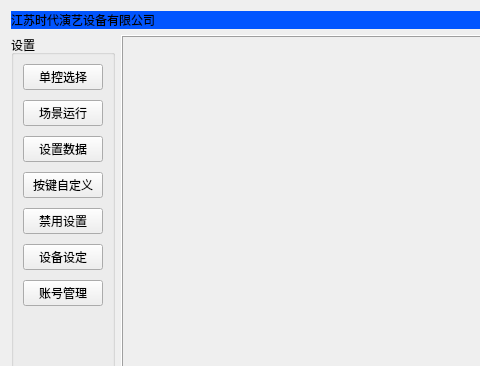
Old version of the form ui/mainwindow.ui in the repository niuyuxin/touchScreen; both pictures show x 0 to 480 and y 0 to 366 of the 826 by 577 pixel window.
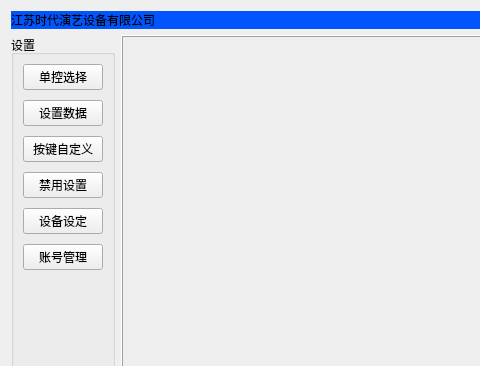
New version of the form.

```diff
--- a/ui/mainwindow.ui
+++ b/ui/mainwindow.ui
@@ -60,13 +60,6 @@
           </property>
          </widget>
         </item>
-        <item>
-         <widget class="QPushButton" name="autoRunningPushButton">
-          <property name="text">
-           <string>场景运行</string>
-          </property>
-         </widget>
-        </item>
         <item>
          <widget class="QPushButton" name="settingDataPushButton">
           <property name="text">
```
Left out of the diff: 2 changed lines with no effect on the pictures.
